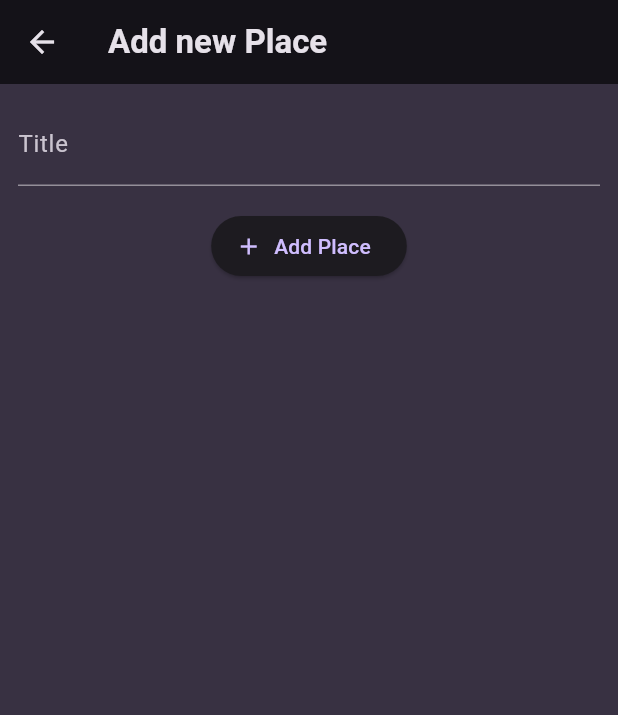
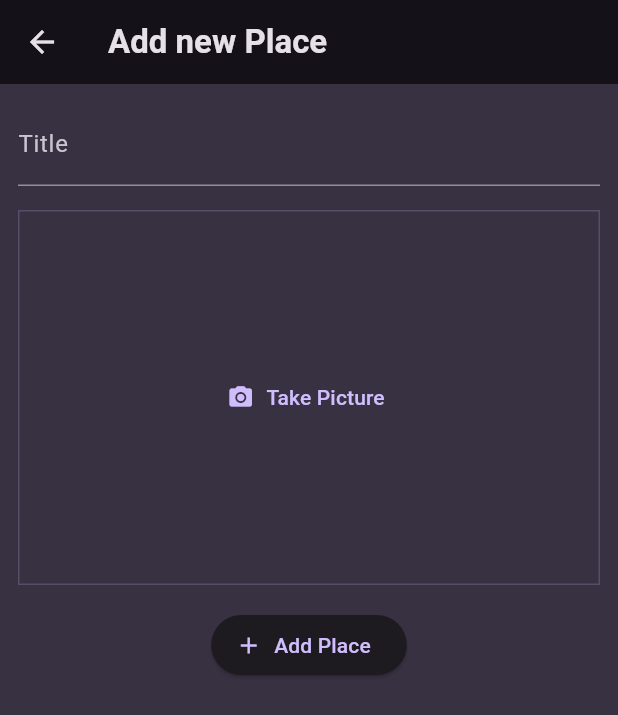
Before and after one commit to Veng-Eang/favorite_places, a Flutter app: the AddPlaceScreen screen opened directly, on a phone screen of 412 x 824 dp. Shown: the top 715 px of the screen. Run offline on Flutter 3.47's test engine with Material 3 defaults, Android fonts, the phone set to English and light mode, and no system bars; our stand-ins replace flutter_riverpod, google_fonts, riverpod.

Commit message:
add image input

```diff
--- a/lib/screens/add_place.dart
+++ b/lib/screens/add_place.dart
@@ -1,4 +1,5 @@
 import 'package:favorite_places/providers/user_places.dart';
+import 'package:favorite_places/widgets/image_input.dart';
 import 'package:flutter/material.dart';
 import 'package:flutter_riverpod/flutter_riverpod.dart';
 
@@ -43,6 +44,8 @@ class _AddPlaceScreenState extends ConsumerState<AddPlaceScreen> {
                   TextStyle(color: Theme.of(context).colorScheme.onBackground),
             ),
             const SizedBox(height: 16),
+            ImageInput(),
+            const SizedBox(height: 16),
             ElevatedButton.icon(
               onPressed: _savePlace,
               icon: const Icon(Icons.add),
--- /dev/null
+++ b/lib/widgets/image_input.dart
@@ -0,0 +1,28 @@
+import 'package:flutter/material.dart';
+
+class ImageInput extends StatefulWidget {
+  const ImageInput({super.key});
+
+  @override
+  State<ImageInput> createState() => _ImageInputState();
+}
+
+class _ImageInputState extends State<ImageInput> {
+  @override
+  Widget build(BuildContext context) {
+    return Container(
+      decoration: BoxDecoration(
+        border: Border.all(
+          width: 1,
+          color: Theme.of(context).colorScheme.primary.withOpacity(0.2),
+        ),
+      ),
+      height: 250,
+      alignment: Alignment.center,
+      child: TextButton.icon(
+          onPressed: () {},
+          icon: const Icon(Icons.camera_alt),
+          label: const Text('Take Picture')),
+    );
+  }
+}
```
